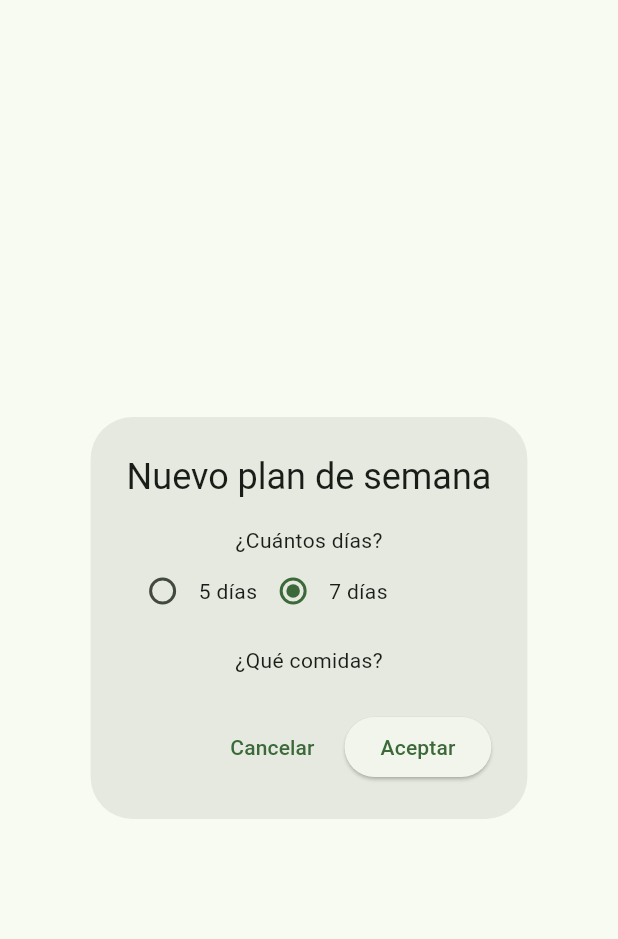
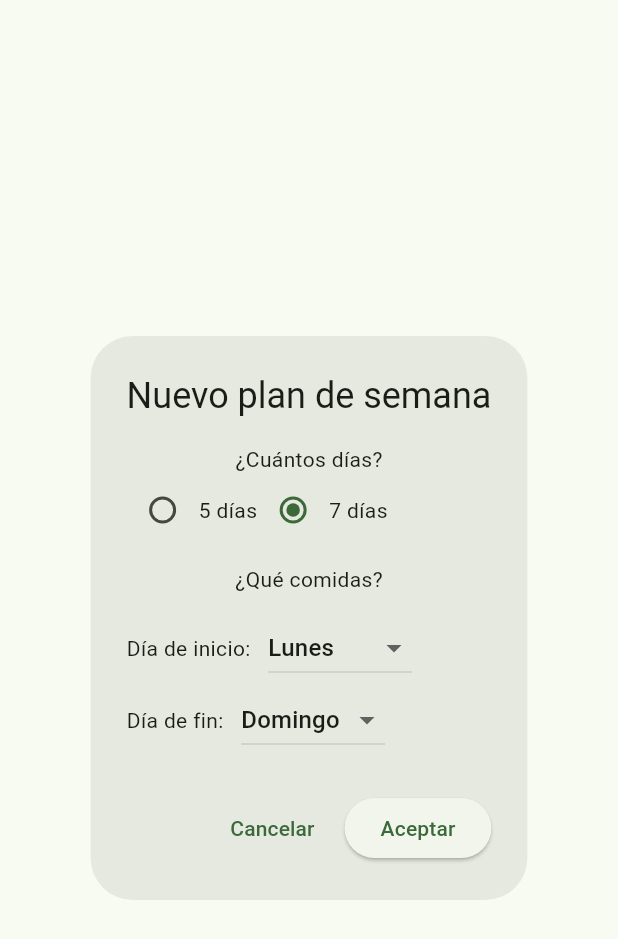
Before and after one commit to Pedrorc90/plan-chef, a Flutter app: the WeekPlanCreationDialog widget shown alone on an empty page, opened directly with empty values, on a phone screen of 412 x 824 dp. Shown: the top 939 px of the screen. Run offline on Flutter 3.47's test engine with Material 3 defaults, Android fonts, the phone set to English and light mode, and no system bars; our stand-ins replace cloud_firestore, firebase_auth, firebase_core, flutter_riverpod; accounts and stored records are empty.

```diff
--- a/lib/models/recipe.dart
+++ b/lib/models/recipe.dart
@@ -1,5 +1,3 @@
-import 'package:flutter/material.dart';
-
 import 'package:cloud_firestore/cloud_firestore.dart';
 
 class Recipe {
--- a/lib/models/week_plan.dart
+++ b/lib/models/week_plan.dart
@@ -10,6 +10,8 @@ class WeekPlan {
   final int year;
   final List<DayPlan> days;
   final DateTime createdAt;
+  final String startDate; // e.g., 'Lunes'
+  final String endDate; // e.g., 'Domingo'
 
   WeekPlan({
     this.id,
@@ -19,6 +21,8 @@ class WeekPlan {
     required this.year,
     required this.days,
     required this.createdAt,
+    required this.startDate,
+    required this.endDate,
   });
 
   factory WeekPlan.fromJson(Map<String, dynamic> json, {String? id}) => WeekPlan(
@@ -31,6 +35,8 @@ class WeekPlan {
             .map((d) => DayPlan.fromJson(d as Map<String, dynamic>))
             .toList(),
         createdAt: (json['createdAt'] as Timestamp?)?.toDate() ?? DateTime.now(),
+        startDate: json['startDate'] ?? 'Lunes',
+        endDate: json['endDate'] ?? 'Domingo',
       );
 
   Map<String, dynamic> toJson() => {
@@ -40,5 +46,7 @@ class WeekPlan {
         'year': year,
         'days': days.map((d) => d.toJson()).toList(),
         'createdAt': Timestamp.fromDate(createdAt),
+        'startDate': startDate,
+        'endDate': endDate,
       };
 }
--- a/lib/services/household_provider.dart
+++ b/lib/services/household_provider.dart
@@ -1,11 +1,6 @@
-import 'package:cloud_firestore/cloud_firestore.dart';
-import 'package:firebase_auth/firebase_auth.dart';
 import 'package:flutter_riverpod/flutter_riverpod.dart';
 
-import 'package:plan_chef/models/week_plan.dart';
-
 import 'firestore_service.dart';
-import 'household_provider.dart';
 
 /// Provides the current user's householdId (first household found)
 final householdIdProvider = FutureProvider<String?>((ref) async {
--- a/lib/widgets/week_plan_creation_dialog.dart
+++ b/lib/widgets/week_plan_creation_dialog.dart
@@ -4,12 +4,16 @@ class WeekPlanCreationDialog extends StatefulWidget {
   final int initialDays;
   final Set<String> initialMeals;
   final List<String> mealOptions;
+  final String initialStartDate;
+  final String initialEndDate;
 
   const WeekPlanCreationDialog({
     super.key,
     this.initialDays = 7,
     required this.initialMeals,
     required this.mealOptions,
+    this.initialStartDate = 'Lunes',
+    this.initialEndDate = 'Domingo',
   });
 
   @override
@@ -19,19 +23,34 @@ class WeekPlanCreationDialog extends StatefulWidget {
 class _WeekPlanCreationDialogState extends State<WeekPlanCreationDialog> {
   late int tempDays;
   late Set<String> tempMeals;
+  late String tempStartDate;
+  late String tempEndDate;
+
+  final List<String> weekDays = [
+    'Lunes',
+    'Martes',
+    'Miércoles',
+    'Jueves',
+    'Viernes',
+    'Sábado',
+    'Domingo'
+  ];
 
   @override
   void initState() {
     super.initState();
     tempDays = widget.initialDays;
     tempMeals = Set<String>.from(widget.initialMeals);
+    tempStartDate = widget.initialStartDate;
+    tempEndDate = widget.initialEndDate;
   }
 
   @override
   Widget build(BuildContext context) {
     return AlertDialog(
       title: const Text('Nuevo plan de semana'),
-      content: Column(
+      content: SingleChildScrollView(
+        child: Column(
           mainAxisSize: MainAxisSize.min,
           children: [
             const Text('¿Cuántos días?'),
@@ -66,7 +85,35 @@ class _WeekPlanCreationDialogState extends State<WeekPlanCreationDialog> {
                     });
                   },
                 )),
+            const SizedBox(height: 12),
+            Row(
+              children: [
+                const Text('Día de inicio: '),
+                const SizedBox(width: 8),
+                DropdownButton<String>(
+                  value: tempStartDate,
+                  items: weekDays.map((d) => DropdownMenuItem(value: d, child: Text(d))).toList(),
+                  onChanged: (v) {
+                    if (v != null) setState(() => tempStartDate = v);
+                  },
+                ),
               ],
+            ),
+            Row(
+              children: [
+                const Text('Día de fin: '),
+                const SizedBox(width: 8),
+                DropdownButton<String>(
+                  value: tempEndDate,
+                  items: weekDays.map((d) => DropdownMenuItem(value: d, child: Text(d))).toList(),
+                  onChanged: (v) {
+                    if (v != null) setState(() => tempEndDate = v);
+                  },
+                ),
+              ],
+            ),
+          ],
+        ),
       ),
       actions: [
         TextButton(
@@ -79,6 +126,8 @@ class _WeekPlanCreationDialogState extends State<WeekPlanCreationDialog> {
             Navigator.of(context).pop({
               'days': tempDays,
               'meals': tempMeals.toList(),
+              'startDate': tempStartDate,
+              'endDate': tempEndDate,
             });
           },
           child: const Text('Aceptar'),
--- a/pubspec.yaml
+++ b/pubspec.yaml
@@ -33,6 +33,7 @@ dependencies:
   firebase_core: ^2.30.0
   firebase_auth: ^4.17.8
   cloud_firestore: ^4.15.8
+  intl: ^0.19.0
 
   # The following adds the Cupertino Icons font to your application.
   # Use with the CupertinoIcons class for iOS style icons.
```
Also changed, not shown: lib/screens/home/home_screen.dart (+62 -4 lines), lib/screens/home/week_plan_screen.dart (+50 -54 lines), lib/screens/main_scaffold.dart (+9 -11 lines), lib/screens/recipes/recipes_screen.dart (+6 -2 lines), pubspec.lock. Lines whose indentation alone changed are shown as unchanged.
